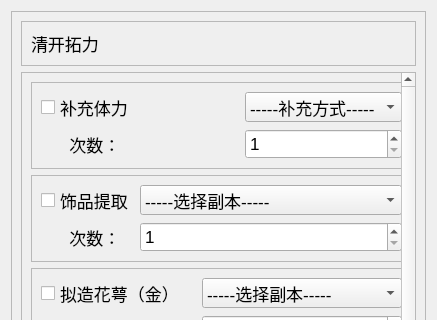
Above: res/ui/set_07.ui from Shasnow/StarRailAssistant before the change; both pictures show x 0 to 437 and y 0 to 320 of the 437 by 787 pixel window. Below: the same form after it.
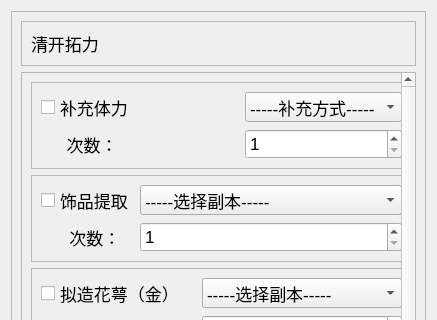
That is the form after the change.

Diff of the .ui file:
```diff
--- a/res/ui/set_07.ui
+++ b/res/ui/set_07.ui
@@ -136,7 +136,10 @@
              <item row="1" column="0">
               <widget class="QLabel" name="label2_1_21">
                <property name="text">
-                <string>      次数：</string>
+                <string>  次数：</string>
+               </property>
+               <property name="alignment">
+                <set>Qt::AlignmentFlag::AlignCenter</set>
                </property>
               </widget>
              </item>
```
Left out of the diff: 3 changed lines with no effect on the pictures.
